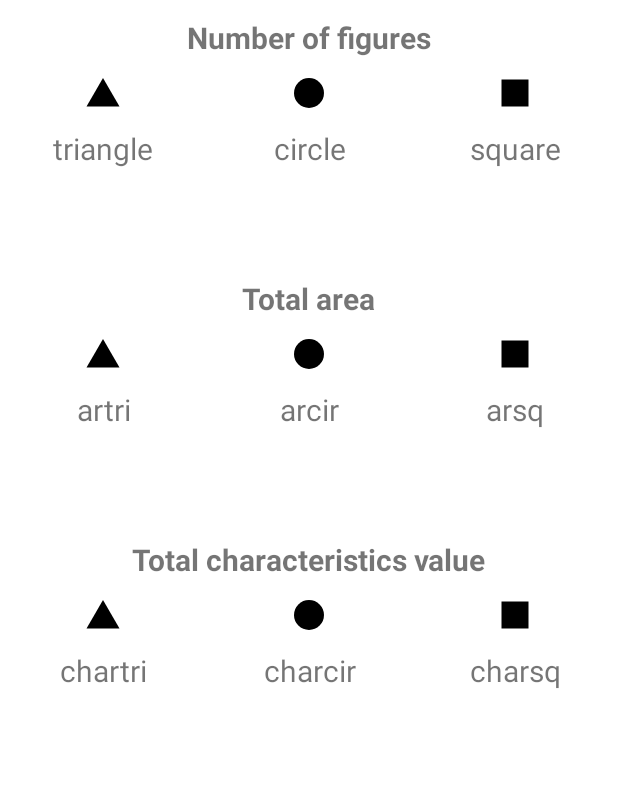
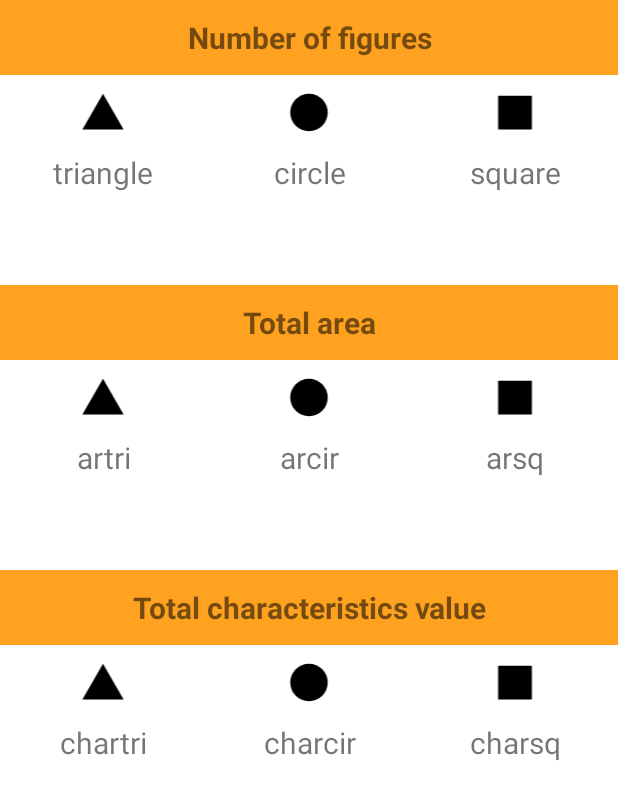
Before and after one commit to Martyn8/Shapes, an Android app: the layout activity_statistics.xml on its own in the app's theme, with its tools: preview values and no code run, on a phone screen of 412 x 824 dp. Shown: the top 799 px of the screen. Run offline under Robolectric (Android 15) with nearby library versions, the phone set to English and light mode, and no system bars.

Commit message:
style: add some colors

```diff
--- a/Shapes/app/src/main/java/com/example/shapes/MainActivity.kt
+++ b/Shapes/app/src/main/java/com/example/shapes/MainActivity.kt
@@ -11,7 +11,7 @@ import kotlin.random.Random
 
 class MainActivity : AppCompatActivity() {
 
-    val listOfFigures: MutableList<Figure> = mutableListOf()
+    private val listOfFigures: MutableList<Figure> = mutableListOf()
 
     override fun onCreate(savedInstanceState: Bundle?) {
         super.onCreate(savedInstanceState)
--- a/Shapes/app/src/main/res/layout/activity_main.xml
+++ b/Shapes/app/src/main/res/layout/activity_main.xml
@@ -22,7 +22,8 @@
             android:paddingVertical="20dp"
             android:text="@string/headertextview1"
             android:textAlignment="center"
-            android:textSize="20sp" />
+            android:textSize="20sp"
+            android:textStyle="bold"/>
 
         <TextView
             android:id="@+id/textView5"
@@ -32,7 +33,8 @@
             android:paddingVertical="20dp"
             android:text="@string/headertextview2"
             android:textAlignment="center"
-            android:textSize="20sp" />
+            android:textSize="20sp"
+            android:textStyle="bold"/>
 
 
         <TextView
@@ -43,7 +45,8 @@
             android:paddingVertical="20dp"
             android:text="@string/headertextview3"
             android:textAlignment="center"
-            android:textSize="20sp" />
+            android:textSize="20sp"
+            android:textStyle="bold"/>
 
 
     </LinearLayout>
--- a/Shapes/app/src/main/res/layout/activity_settings.xml
+++ b/Shapes/app/src/main/res/layout/activity_settings.xml
@@ -56,7 +56,8 @@
             android:valueFrom="0.00"
             android:valueTo="1.00"
             app:minSeparation="10.0dp"
-            app:values="@array/initial_slider_values" />
+            app:values="@array/initial_slider_values"
+            />
 
         <Button
             android:id="@+id/applySettings"
@@ -66,7 +67,9 @@
             android:layout_marginVertical="50dp"
             android:gravity="center_vertical|center_horizontal"
             android:text="@string/applySettings"
-            android:textSize="20sp" />
+            android:textSize="20sp"
+            android:backgroundTint="@color/yellow"
+            android:textColor="@android:color/secondary_text_light"/>
 
     </LinearLayout>
     </ScrollView>
--- a/Shapes/app/src/main/res/layout/activity_statistics.xml
+++ b/Shapes/app/src/main/res/layout/activity_statistics.xml
@@ -15,42 +15,48 @@
 
         <TextView
             android:id="@+id/viewFigStats"
-            android:layout_width="411dp"
+            android:layout_width="match_parent"
             android:layout_height="50dp"
             android:layout_gravity="center_horizontal"
+            android:background="@color/yellow"
             android:gravity="center_horizontal|center_vertical"
             android:text="@string/numFigures"
             android:textSize="20sp"
-            android:textStyle="bold" />
+            android:textStyle="bold"
+            android:layout_marginBottom="10dp"/>
 
         <TableRow
             android:layout_width="match_parent"
-            android:layout_height="0dp"
+            android:layout_height="30dp"
             android:layout_weight="1">
 
             <ImageView
                 android:id="@+id/imageView"
                 android:layout_width="match_parent"
-                android:layout_height="wrap_content"
+                android:layout_height="30dp"
+
                 android:layout_weight="1"
                 android:contentDescription="@string/triangleimage"
-                app:srcCompat="@drawable/triangle" />
+                app:srcCompat="@drawable/triangle"
+                />
 
             <ImageView
                 android:id="@+id/imageView2"
                 android:layout_width="match_parent"
-                android:layout_height="wrap_content"
+                android:layout_height="30dp"
                 android:layout_weight="1"
                 android:contentDescription="@string/circleimage"
-                app:srcCompat="@drawable/checkbox_blank_circle" />
+                app:srcCompat="@drawable/checkbox_blank_circle"
+                />
 
             <ImageView
                 android:id="@+id/imageView3"
                 android:layout_width="match_parent"
-                android:layout_height="wrap_content"
+                android:layout_height="30dp"
                 android:layout_weight="1"
                 android:contentDescription="@string/squareimage"
-                app:srcCompat="@drawable/square" />
+                app:srcCompat="@drawable/square"
+                />
         </TableRow>
 
         <TableRow
@@ -87,24 +93,27 @@
 
         <TextView
             android:id="@+id/viewAreaStats"
-            android:layout_width="411dp"
+            android:layout_width="match_parent"
             android:layout_height="50dp"
             android:layout_gravity="center_horizontal"
             android:layout_marginTop="50dp"
+            android:background="@color/yellow"
             android:gravity="center_horizontal|center_vertical"
             android:text="@string/totaArea"
             android:textSize="20sp"
-            android:textStyle="bold" />
+            android:textStyle="bold"
+            android:layout_marginBottom="10dp"/>
 
         <TableRow
             android:layout_width="match_parent"
-            android:layout_height="0dp"
+            android:layout_height="30dp"
             android:layout_weight="1">
 
             <ImageView
                 android:id="@+id/imageView4"
                 android:layout_width="match_parent"
-                android:layout_height="wrap_content"
+                android:layout_height="30dp"
+
                 android:layout_weight="1"
                 android:contentDescription="@string/triangleimage"
                 app:srcCompat="@drawable/triangle" />
@@ -112,7 +121,8 @@
             <ImageView
                 android:id="@+id/imageView5"
                 android:layout_width="match_parent"
-                android:layout_height="wrap_content"
+                android:layout_height="30dp"
+
                 android:layout_weight="1"
                 android:contentDescription="@string/circleimage"
                 app:srcCompat="@drawable/checkbox_blank_circle" />
@@ -120,8 +130,8 @@
             <ImageView
                 android:id="@+id/imageView6"
                 android:layout_width="match_parent"
-                android:layout_height="wrap_content"
-                android:layout_weight="1"
+                android:layout_height="30dp"
+                                android:layout_weight="1"
                 android:contentDescription="@string/squareimage"
                 app:srcCompat="@drawable/square" />
         </TableRow>
@@ -155,29 +165,33 @@
                 android:gravity="center_vertical|center_horizontal"
                 android:textSize="20sp"
                 android:layout_weight="1"
-                android:text="@string/areaSquare" />
+                android:text="@string/areaSquare"
+                />
         </TableRow>
 
         <TextView
             android:id="@+id/viewCharStats"
-            android:layout_width="411dp"
+            android:layout_width="match_parent"
             android:layout_height="50dp"
             android:layout_gravity="center_horizontal"
             android:layout_marginTop="50dp"
+            android:background="@color/yellow"
             android:gravity="center_horizontal|center_vertical"
             android:text="@string/totalChar"
             android:textSize="20sp"
-            android:textStyle="bold" />
+            android:textStyle="bold"
+            android:layout_marginBottom="10dp"/>
 
         <TableRow
             android:layout_width="match_parent"
-            android:layout_height="0dp"
+            android:layout_height="30dp"
             android:layout_weight="1">
 
             <ImageView
                 android:id="@+id/imageView7"
                 android:layout_width="match_parent"
-                android:layout_height="wrap_content"
+                android:layout_height="30dp"
+
                 android:layout_weight="1"
                 android:contentDescription="@string/triangleimage"
                 app:srcCompat="@drawable/triangle" />
@@ -185,7 +199,7 @@
             <ImageView
                 android:id="@+id/imageView8"
                 android:layout_width="match_parent"
-                android:layout_height="wrap_content"
+                android:layout_height="30dp"
                 android:layout_weight="1"
                 android:contentDescription="@string/circleimage"
                 app:srcCompat="@drawable/checkbox_blank_circle" />
@@ -193,7 +207,7 @@
             <ImageView
                 android:id="@+id/imageView9"
                 android:layout_width="match_parent"
-                android:layout_height="wrap_content"
+                android:layout_height="30dp"
                 android:layout_weight="1"
                 android:contentDescription="@string/squareimage"
                 app:srcCompat="@drawable/square" />
--- a/Shapes/app/src/main/res/values/themes.xml
+++ b/Shapes/app/src/main/res/values/themes.xml
@@ -12,5 +12,6 @@
         <!-- Status bar color. -->
         <item name="android:statusBarColor" tools:targetApi="l">?attr/colorPrimaryVariant</item>
         <!-- Customize your theme here. -->
+        <item name="buttonStyle">@color/yellow</item>
     </style>
 </resources>
```
Also changed, not shown: Shapes/app/src/main/java/com/example/shapes/Statistics.kt (+4 -5 lines).
